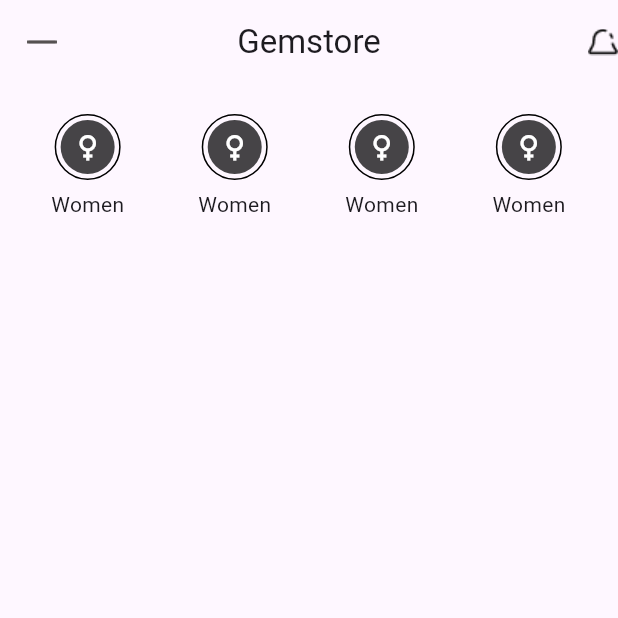
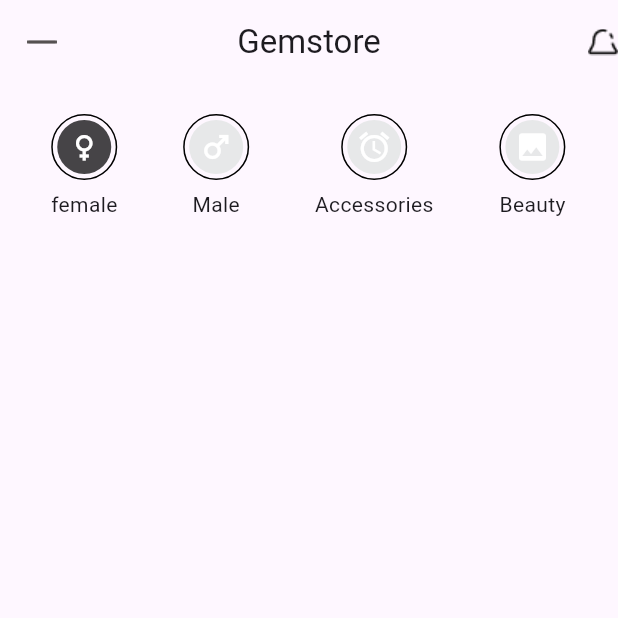
Before and after one commit to SayuNirappel/flux_store, a Flutter app: the HomeScreen screen opened directly, on a phone screen of 412 x 824 dp, the top half of it. Run offline on Flutter 3.47's test engine with Material 3 defaults, Android fonts, the phone set to English and light mode, and no system bars.

Commit message:
inkwell updated

```diff
--- /dev/null
+++ b/lib/model/home_screen_models/category_model.dart
@@ -0,0 +1,7 @@
+import 'package:flutter/material.dart';
+
+class CategoryModel {
+  String name;
+  IconData icon;
+  CategoryModel({required this.name, required this.icon});
+}
--- a/lib/view/home_screen/home_screen.dart
+++ b/lib/view/home_screen/home_screen.dart
@@ -1,12 +1,19 @@
 import 'package:flutter/material.dart';
+import 'package:flux_store/model/home_screen_models/category_model.dart';
 import 'package:flux_store/utils/constants/color_constants.dart';
 import 'package:flux_store/utils/constants/image_constants.dart';
 
 void main() {}
 
-class HomeScreen extends StatelessWidget {
+class HomeScreen extends StatefulWidget {
   const HomeScreen({super.key});
 
+  @override
+  State<HomeScreen> createState() => _HomeScreenState();
+}
+
+class _HomeScreenState extends State<HomeScreen> {
+  int selectedCategory = 0;
   @override
   Widget build(BuildContext context) {
     return Scaffold(
@@ -27,11 +34,23 @@ class HomeScreen extends StatelessWidget {
   }
 
   Row _buildCategorySection() {
+    final List<CategoryModel> categories = [
+      CategoryModel(name: "female", icon: Icons.female),
+      CategoryModel(name: "Male", icon: Icons.male),
+      CategoryModel(name: "Accessories", icon: Icons.access_alarm),
+      CategoryModel(name: "Beauty", icon: Icons.image)
+    ];
     return Row(
       mainAxisAlignment: MainAxisAlignment.spaceBetween,
       children: List.generate(
           4,
-          (index) => Column(
+          (index) => InkWell(
+                onTap: () {
+                  setState(() {
+                    selectedCategory = index;
+                  });
+                },
+                child: Column(
                   spacing: 6,
                   children: [
                     Container(
@@ -40,16 +59,19 @@ class HomeScreen extends StatelessWidget {
                           borderRadius: BorderRadius.circular(100),
                           border: Border.all()),
                       child: CircleAvatar(
-                      backgroundColor: ColorConstants.kofblack,
+                        backgroundColor: selectedCategory == index
+                            ? ColorConstants.kofblack
+                            : ColorConstants.lightgrey,
                         radius: 18,
                         child: Icon(
-                        Icons.female,
+                          categories[index].icon,
                           color: ColorConstants.white,
                         ),
                       ),
                     ),
-                  Text("Women")
+                    Text(categories[index].name)
                   ],
+                ),
               )),
     );
   }
```
Lines whose indentation alone changed are shown as unchanged.
